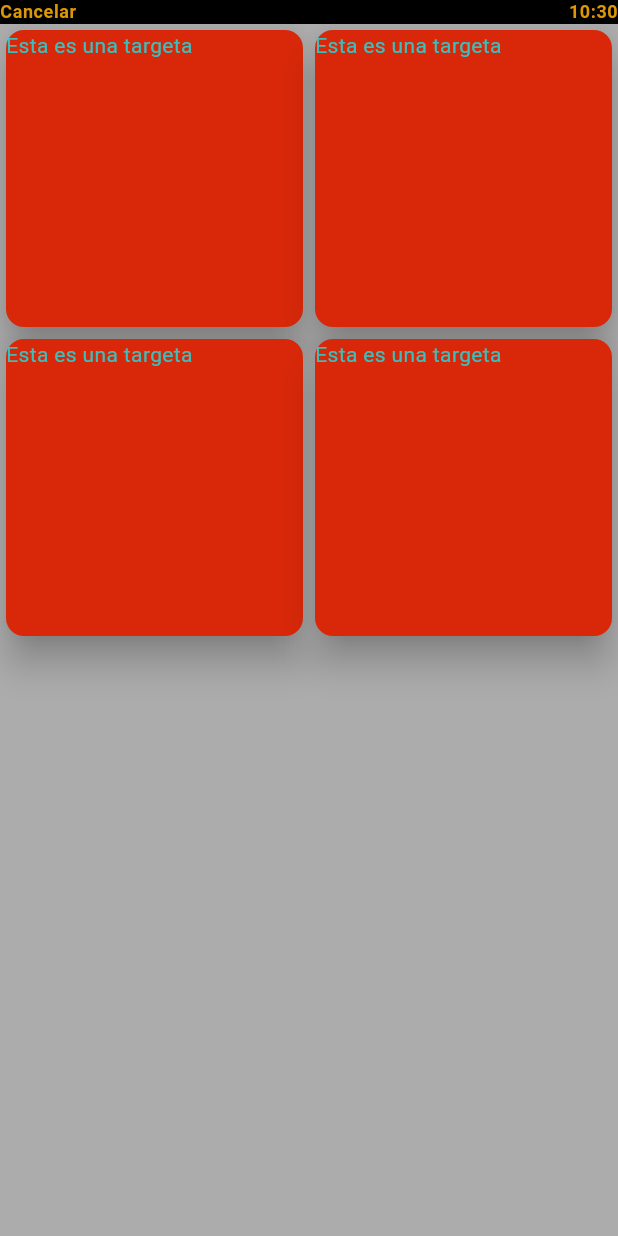
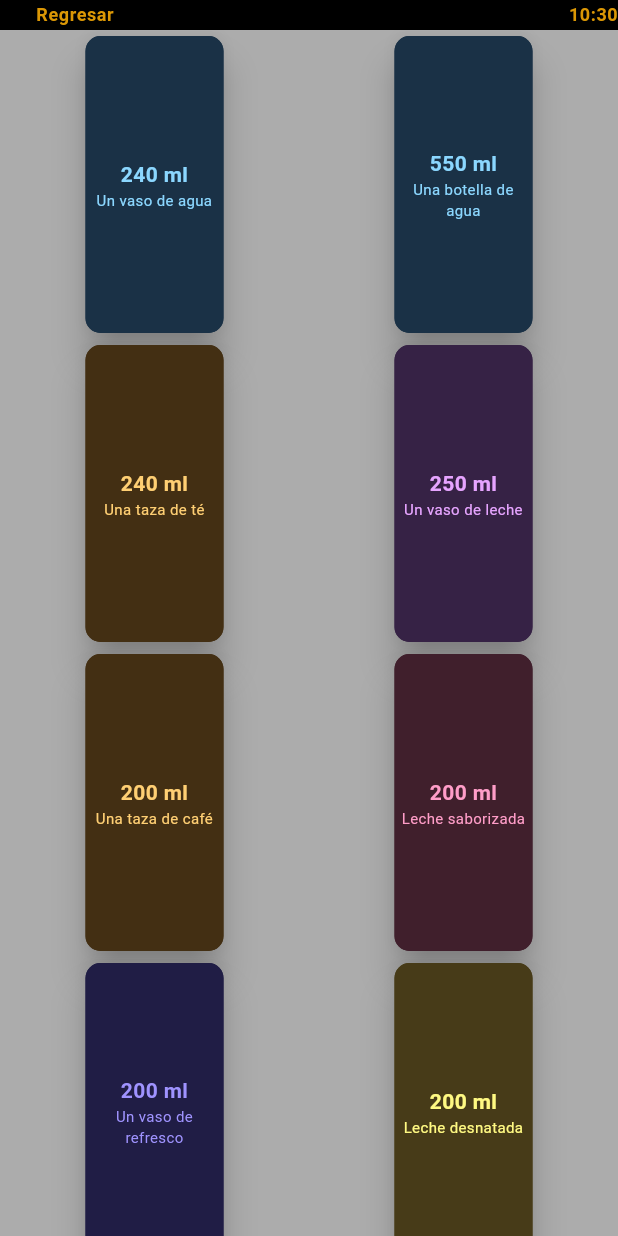
Before and after one commit to ooJOSUEoo/wear-counter-app, a Flutter app: the screen it shows after launch, after a tap on "Registrar", on a phone screen of 412 x 824 dp. Run offline on Flutter 3.47's test engine with Material 2 defaults, Android fonts, the phone set to English and light mode, and no system bars.

Commit message:
Funcion de Registrar y cambios de variables para ver nuevos valores

```diff
--- a/lib/assets/interval_progress_bar.dart
+++ b/lib/assets/interval_progress_bar.dart
@@ -2,7 +2,7 @@ import 'package:flutter/material.dart';
 
 
 class IntervalProgressBar extends StatefulWidget {
-  final int value;
+  final double value;
   const IntervalProgressBar({Key? key, required this.value}) : super(key: key);
 
   @override
@@ -10,18 +10,18 @@ class IntervalProgressBar extends StatefulWidget {
 }
 
 class _IntervalProgressBarState extends State<IntervalProgressBar> {
-  int get value => widget.value;
+  double get value => widget.value;
     List<Color> darkColors = [
-      const Color.fromARGB(255, 0, 150, 117),
-      const Color.fromARGB(255, 0, 151, 81),
-      const Color.fromARGB(255, 0, 148, 44),
-      const Color.fromARGB(255, 45, 141, 0),
-      const Color.fromARGB(255, 95, 146, 0),
-      const Color.fromARGB(255, 132, 141, 0),
-      const Color.fromARGB(255, 139, 139, 0),
-      const Color.fromARGB(255, 145, 99, 0),
-      const Color.fromARGB(255, 138, 55, 0),
-      const Color.fromARGB(255, 145, 0, 0),
+      const Color.fromARGB(87, 0, 107, 84),
+      const Color.fromARGB(83, 1, 100, 54),
+      const Color.fromARGB(88, 0, 95, 29),
+      const Color.fromARGB(94, 28, 87, 1),
+      const Color.fromARGB(101, 57, 87, 1),
+      const Color.fromARGB(111, 81, 87, 0),
+      const Color.fromARGB(87, 82, 82, 0),
+      const Color.fromARGB(82, 85, 58, 1),
+      const Color.fromARGB(97, 85, 34, 0),
+      const Color.fromARGB(83, 90, 0, 0),
     ];
     List<Color> brightColors = [
       const Color.fromARGB(255, 0, 255, 200),
@@ -51,11 +51,20 @@ class _IntervalProgressBarState extends State<IntervalProgressBar> {
   }
 
   Widget _intervalBar(){
-    List<Color> actualColors;
+    List<Color> actualColors = [];
 
     if(value == 0){
       actualColors = darkColors;
     }else{
+      for (int i = 0; i < brightColors.length; i++) {
+        if(10/value <= i.toDouble()){
+          actualColors.add(brightColors[i]);
+        }else{
+          actualColors.add(darkColors[i]);
+        }
+      }
+    }
+    if(value >= 5){
       actualColors = brightColors;
     }
 
@@ -97,7 +106,7 @@ class _IntervalProgressBarState extends State<IntervalProgressBar> {
           height: 20,
         ),
         Text(
-          value.toStringAsFixed(1),
+          '${value >= 5 ? 5 : value.toStringAsFixed(1)}',
           style: Theme.of(context).textTheme.bodyMedium,
         ),
       ],
--- a/lib/main.dart
+++ b/lib/main.dart
@@ -42,7 +42,7 @@ class MyApp extends StatelessWidget {
         ),
         useMaterial3: true,
       ),
-      home: const StartScreen(),
+      home: const StartScreen(hidratacion: 0,valueWater: 0,),
     );
   }
 }
--- a/lib/screens/drink_screen.dart
+++ b/lib/screens/drink_screen.dart
@@ -1,19 +1,42 @@
 import 'package:flutter/material.dart';
 import 'package:intl/intl.dart';
+import 'package:wear_counter_app_1/screens/start_screen.dart';
 
 class DrinkScreen extends StatelessWidget {
-  const DrinkScreen({Key? key}) : super(key: key);
+  final double hidratacion;
+  final int valueWater;
+   DrinkScreen({Key? key, required this.hidratacion, required this.valueWater}) : super(key: key);
+  final List<dynamic> typesOfDrinks = [
+    //water, title, background, color, hidratacion
+    [240, 'Un vaso de agua',     const Color.fromARGB(255, 26, 49, 70), const Color.fromARGB(255, 139, 215, 255), .5],
+    [550, 'Una botella de agua', const Color.fromARGB(255, 26, 49, 70), const Color.fromARGB(255, 139, 215, 255), 1],
+    [240, 'Una taza de té',      const Color.fromARGB(255, 67, 47, 19), const Color.fromARGB(255, 255, 207, 115), .5],
+    [250, 'Un vaso de leche',    const Color.fromARGB(255, 54, 34, 69), const Color.fromARGB(255, 230, 164, 255), .7],
+    [200, 'Una taza de café',    const Color.fromARGB(255, 67, 47, 19), const Color.fromARGB(255, 255, 207, 115), .2],
+    [200, 'Leche saborizada',    const Color.fromARGB(255, 64, 31, 44), const Color.fromARGB(255, 255, 157, 200), .5],
+    [200, 'Un vaso de refresco', const Color.fromARGB(255, 32, 29, 69), const Color.fromARGB(255, 159, 147, 255), .2],
+    [200, 'Leche desnatada',     const Color.fromARGB(255, 71, 59, 24), const Color.fromARGB(255, 255, 249, 130), .3],
+  ];
 
   @override
   Widget build(BuildContext context) {
     return Scaffold(
       appBar: AppBar(
-        toolbarHeight: 16,
+        toolbarHeight: 20,
         leadingWidth: 100,
-        leading: Text(
-          "Cancelar",
-          style: Theme.of(context).textTheme.bodySmall,
-        ),
+        leading: ElevatedButton(
+          style: ElevatedButton.styleFrom(
+            backgroundColor: const Color.fromARGB(0, 0, 0, 0),
+          ),
+            onPressed: () {
+              Navigator.pop(context);
+            },
+            child:
+               Text(
+                "Regresar",
+                style: Theme.of(context).textTheme.bodySmall,
+              )
+          ),
         actions: [
           _hour(context),
         ],
@@ -21,22 +44,69 @@ class DrinkScreen extends StatelessWidget {
       body: GridView.count(
         crossAxisCount: 2,
         children: [
-          _oneCard(context),
-          _oneCard(context),
-          _oneCard(context),
-          _oneCard(context),
+          _oneCard(context, 0),
+          _oneCard(context, 1),
+          _oneCard(context, 2),
+          _oneCard(context, 3),
+          _oneCard(context, 4),
+          _oneCard(context, 5),
+          _oneCard(context, 6),
+          _oneCard(context, 7),
         ]
       ),
     );
   }
 
-  Widget _oneCard(BuildContext context){
-    return const Card(
-      elevation: 10,
-      color: Color.fromARGB(255, 216, 40, 9),
-      child: Text(
-        'Esta es una targeta',
-      ),
+  Widget _oneCard(BuildContext context, int type){
+    double newH = hidratacion + typesOfDrinks[type][4];
+    double newVW = valueWater.toDouble() + typesOfDrinks[type][0];
+    return GestureDetector(
+           onTap: () {
+            Navigator.pushAndRemoveUntil(context, MaterialPageRoute(builder: (context) => StartScreen(
+              hidratacion: newH,
+              valueWater: newVW.toInt(),
+            )), (route) => false);
+           },
+           child: Center(
+             child: SizedBox(
+               width: 100.0,
+               //height: 60.0,
+               child:
+                Card(
+                  elevation: 10.0,
+                  color: typesOfDrinks[type][2],
+                  shape: RoundedRectangleBorder(
+                      side:  BorderSide(
+                        color: typesOfDrinks[type][2],
+                      ),
+                      borderRadius: BorderRadius.circular(10.0),
+                  ),
+                  child: Column(
+                      mainAxisAlignment: MainAxisAlignment.center,
+                      children: [
+                        Text(
+                          '${typesOfDrinks[type][0]} ml',
+                          textAlign: TextAlign.center,
+                          style:  TextStyle(
+                            fontWeight: FontWeight.bold,
+                            color: typesOfDrinks[type][3],
+                            fontSize: 14,
+                          ),
+                        ),
+                        Text(
+                          typesOfDrinks[type][1],
+                          style:  TextStyle(
+                            color: typesOfDrinks[type][3],
+                            fontSize: 10,
+                          ),
+                          textAlign: TextAlign.center,
+                        ),
+                      ],
+                  ),
+                ),
+                     // ),
+               ),
+           ),
     );
   }
 
--- a/lib/screens/start_screen.dart
+++ b/lib/screens/start_screen.dart
@@ -1,13 +1,14 @@
-import 'dart:ffi';
-
 import 'package:flutter/material.dart';
 import 'package:wear_counter_app_1/assets/interval_progress_bar.dart';
 import 'package:intl/intl.dart';
 import 'package:wear_counter_app_1/screens/drink_screen.dart';
+// import 'dart:async';
+// import 'package:shared_preferences/shared_preferences.dart';
 
 class StartScreen extends StatefulWidget {
-  const StartScreen({Key? key}) : super(key: key);
-  final int valueWater = 1750;
+  final double hidratacion;
+  final int valueWater;
+  const StartScreen({Key? key, required this.hidratacion, required this.valueWater}) : super(key: key);
   final int totalValue = 2550;
   @override
   State<StartScreen> createState() => _StartScreenState();
@@ -16,6 +17,7 @@ class StartScreen extends StatefulWidget {
 class _StartScreenState extends State<StartScreen> {
   get valueWater => widget.valueWater;
   get totalValue => widget.totalValue;
+  get hidratacion => widget.hidratacion;
 
 
   @override
@@ -55,7 +57,7 @@ class _StartScreenState extends State<StartScreen> {
           style: Theme.of(context).textTheme.headlineSmall,
         ),
         Text(
-          'Faltan ${totalValue - valueWater} ml',
+          'Faltan ${totalValue - valueWater <= 0 ? 0 : totalValue - valueWater} ml',
           style: Theme.of(context).textTheme.bodyMedium,
         )
       ],
@@ -91,7 +93,7 @@ class _StartScreenState extends State<StartScreen> {
                 backgroundColor: const Color.fromARGB(58, 88, 88, 88),
               ),
               Text(
-                '${valueWater * 100 ~/ totalValue}%',
+                '${valueWater * 100 ~/ totalValue >= 100 ? 100 : valueWater * 100 ~/ totalValue}%',
                 style: Theme.of(context).textTheme.bodySmall,
               ),
             ],
@@ -119,7 +121,7 @@ class _StartScreenState extends State<StartScreen> {
     return Column(
       mainAxisAlignment: MainAxisAlignment.spaceAround,
       children: [
-        const IntervalProgressBar(value: 0 ),
+        IntervalProgressBar(value: hidratacion),
         // _intervalBar(),
         Text(
           'Hidratación',
@@ -167,7 +169,7 @@ class _StartScreenState extends State<StartScreen> {
             onPressed: () {
               Navigator.push(
                 context,
-                MaterialPageRoute(builder: (context) => const DrinkScreen()),
+                MaterialPageRoute(builder: (context) => DrinkScreen(hidratacion: hidratacion,valueWater: valueWater,)),
               );
             },
             child:
--- a/pubspec.yaml
+++ b/pubspec.yaml
@@ -37,6 +37,7 @@ dependencies:
   cupertino_icons: ^1.0.2
   flutter_intl: ^0.0.1
   intl: ^0.18.1
+  shared_preferences: ^2.2.0
 
 dev_dependencies:
   flutter_test:
```
Also changed, not shown: pubspec.lock, 1 other file.
